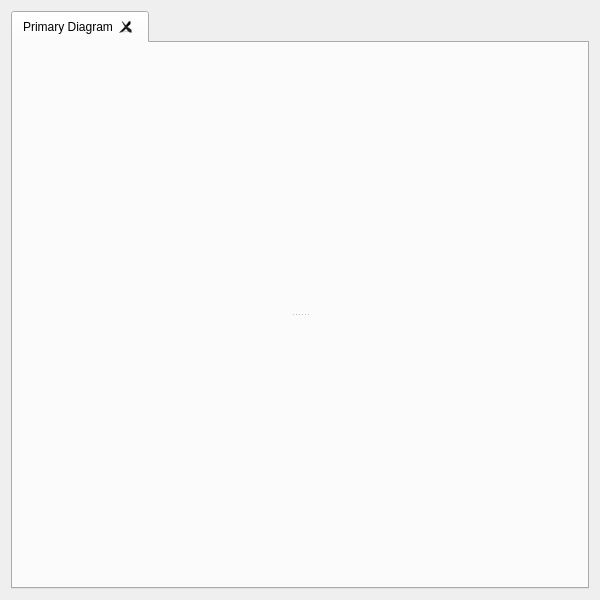
Old version of the form UI/glitch-view.ui in the repository textbrowser/glitch.
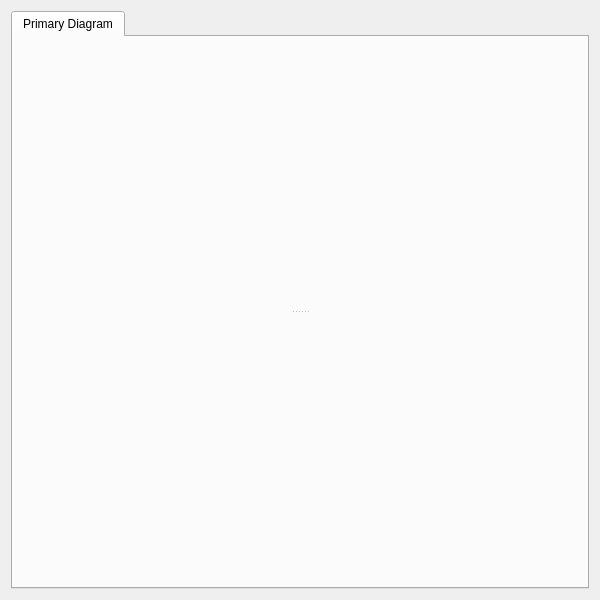
New version of the form. Custom widgets are drawn as their Qt base class.

Commit message: Tabbed edit windows.

```diff
--- a/UI/glitch-view.ui
+++ b/UI/glitch-view.ui
@@ -16,9 +16,6 @@
      <property name="elideMode">
       <enum>Qt::ElideRight</enum>
      </property>
-     <property name="tabsClosable">
-      <bool>true</bool>
-     </property>
      <widget class="QWidget" name="page_1">
       <attribute name="title">
        <string>Primary Diagram</string>
```
The commit also changes 2 other files.
